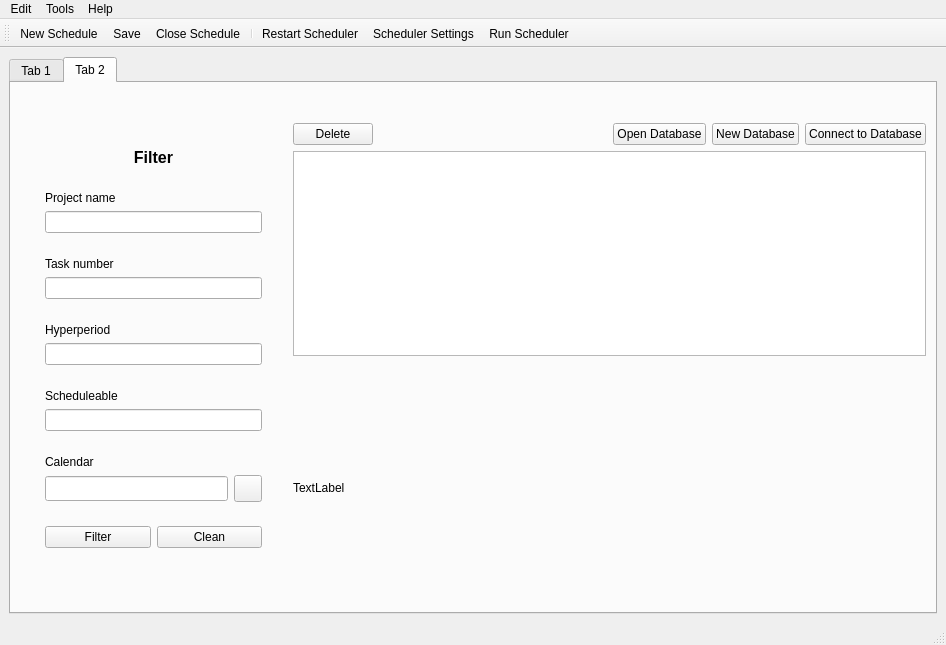
Before: the Qt Designer form FCheddar/mainwindow.ui in alu0101278919/OS_Project_FCheddar, drawn with Qt 5.
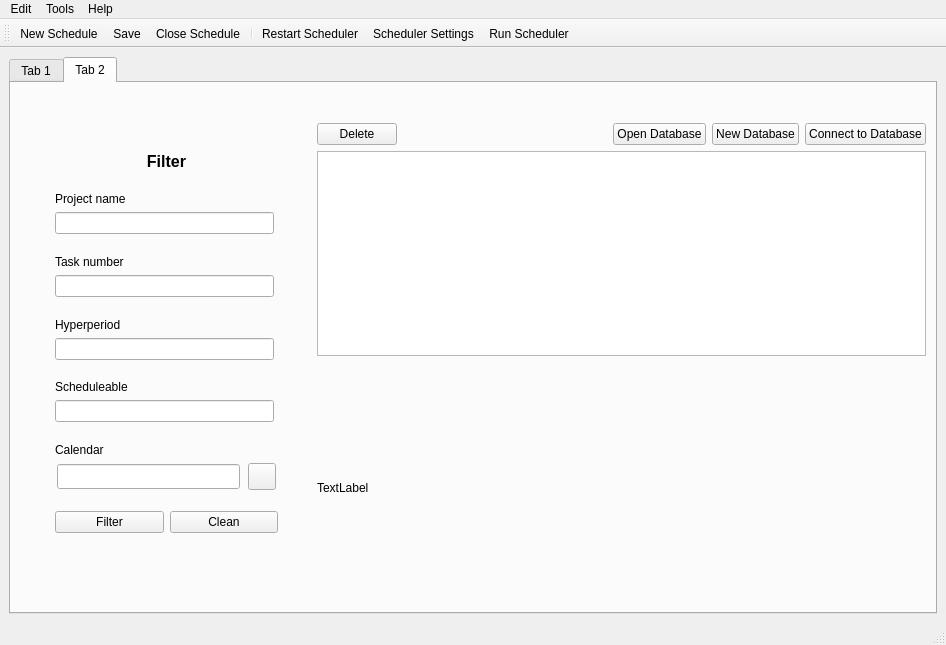
After: the same form once the commit is applied. Icons and pictures are not drawn.

```diff
--- a/FCheddar/mainwindow.ui
+++ b/FCheddar/mainwindow.ui
@@ -115,6 +115,25 @@
              </spacer>
             </item>
             <item>
+             <widget class="QWidget" name="filterWidget" native="true">
+              <property name="minimumSize">
+               <size>
+                <width>241</width>
+                <height>411</height>
+               </size>
+              </property>
+              <property name="styleSheet">
+               <string notr="true"/>
+              </property>
+              <widget class="QWidget" name="">
+               <property name="geometry">
+                <rect>
+                 <x>10</x>
+                 <y>10</y>
+                 <width>223</width>
+                 <height>381</height>
+                </rect>
+               </property>
              <layout class="QVBoxLayout" name="verticalLayout_8">
               <item>
                <widget class="QLabel" name="filteLabel">
@@ -397,6 +416,8 @@
                </layout>
               </item>
              </layout>
+              </widget>
+             </widget>
             </item>
             <item>
              <spacer name="verticalSpacer_9">
```
Lines whose indentation alone changed are shown as unchanged.
